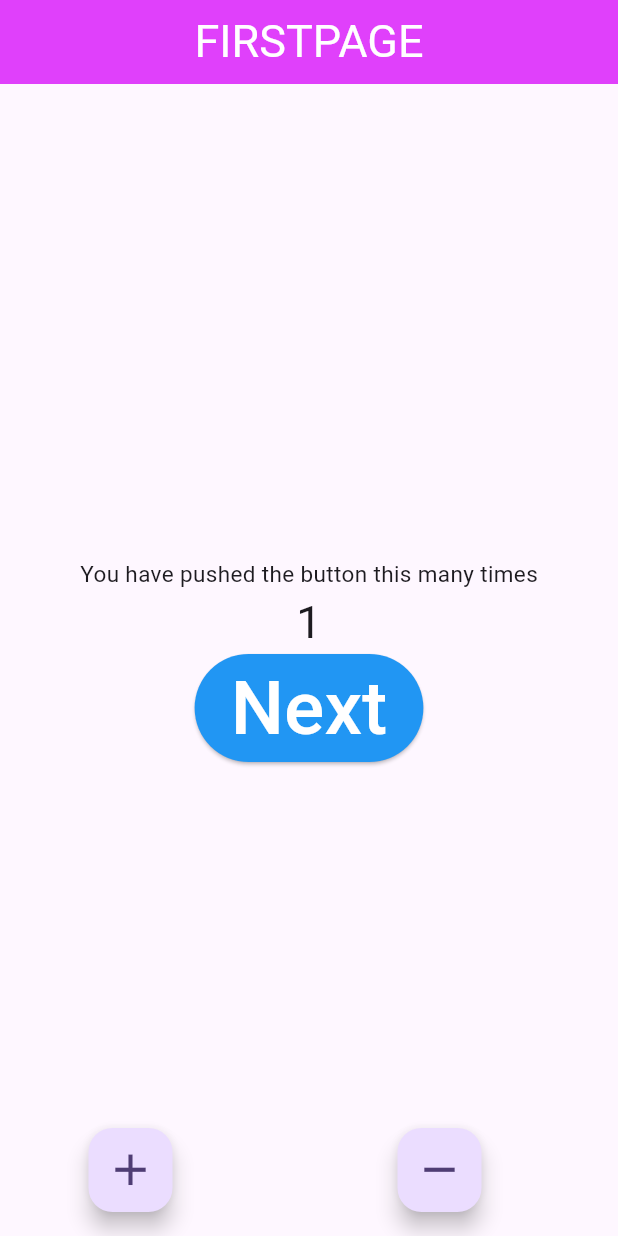
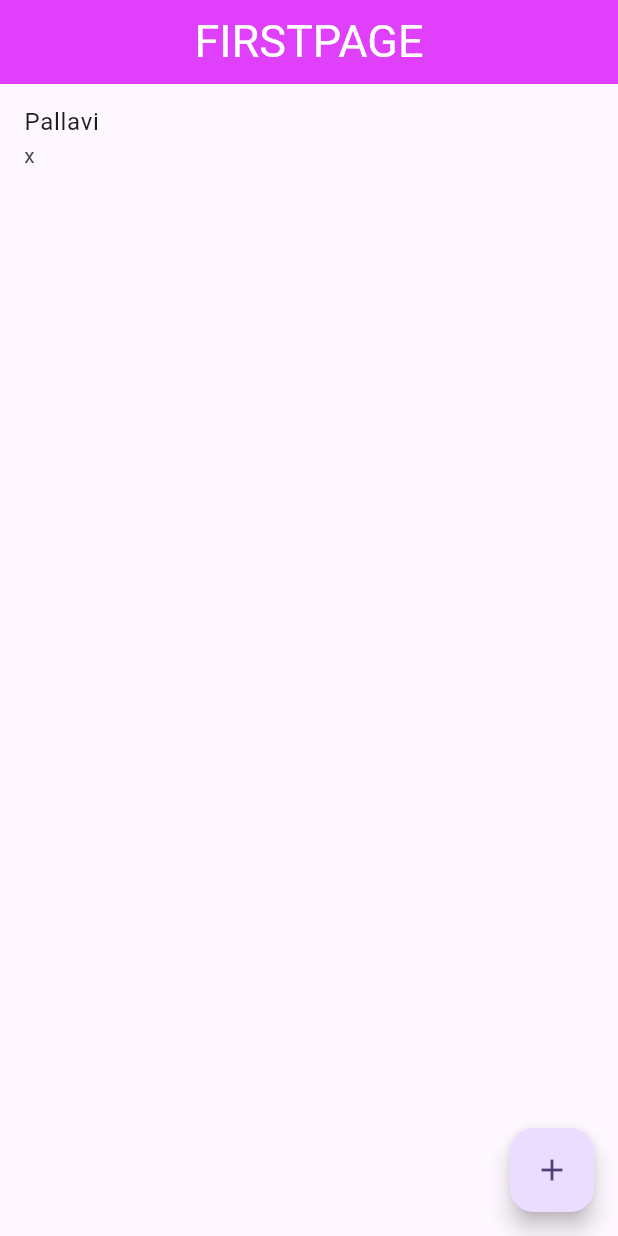
Before and after one commit to pallavipatil1998/ProviderStatemanagement, a Flutter app: the screen it shows after launch, after a tap on the "add" icon, on a phone screen of 412 x 824 dp. Run offline on Flutter 3.47's test engine with Material 3 defaults, Android fonts, the phone set to English and light mode, and no system bars.

Commit message:
add map<String,dynamic> data using ListProvider

```diff
--- a/lib/first_page.dart
+++ b/lib/first_page.dart
@@ -1,6 +1,7 @@
 import 'package:flutter/material.dart';
 import 'package:provider/provider.dart';
 import 'package:statemanagement_provider/counter_provider.dart';
+import 'package:statemanagement_provider/list_provider.dart';
 import 'package:statemanagement_provider/second_page.dart';
 
 class FirstPage extends StatelessWidget {
@@ -8,48 +9,41 @@ class FirstPage extends StatelessWidget {
 
   @override
   Widget build(BuildContext context) {
+    print("home buid ");
     return Scaffold(
       appBar: AppBar(title: Center(child: Text("FIRSTPAGE",style: TextStyle(fontSize: 30,color: Colors.white),)),backgroundColor: Colors.purpleAccent,),
-      body: Center(
-        child: Column(
-          mainAxisAlignment: MainAxisAlignment.center,
-          children: [
-            Text("You have pushed the button this many times",style: TextStyle(fontSize: 15),),
-            // Text("${Provider.of<CounterProvider>(context).getcount()}",style: TextStyle(fontSize: 40),),
-            Text("${context.watch<CounterProvider>().getcount()}",style: TextStyle(fontSize: 30),),
+      body: Consumer<ListProvider>(
+          builder:(_,Provider,___){
+            List<Map<String,dynamic>> data=  Provider.getListData();
+            return ListView.builder(
+              itemCount: data.length,
+                itemBuilder: (ctx ,index){
+                return InkWell(
+                    onTap: (){},
+                    child: ListTile(
+                      title: Text("${data[index]["Name"]}"),
+                      subtitle: Text("${data[index]["Class"]}"),
+                    ),
+                  );
+                }
+            );
+          }
+      ),
 
-            ElevatedButton(
-              style: ElevatedButton.styleFrom(backgroundColor: Colors.blue),
-                onPressed: (){
-                Navigator.push(context, MaterialPageRoute(builder: (context) => SecondPage(),));
-                },
-                child: Text("Next",style: TextStyle(fontSize: 50,color: Colors.white),)
-            )
 
-          ],
-        ),
-      ),
-      floatingActionButton: Row(
-        mainAxisAlignment: MainAxisAlignment.spaceAround,
-        children: [
-          FloatingActionButton(
-            onPressed: (){
-              // Provider.of<CounterProvider>(context,listen: false).increment();
-              context.read<CounterProvider>().increment();
-            },
-            child: Icon(Icons.add,size: 35,),
-            tooltip: "Increment",
-          ),
-          FloatingActionButton(
-            onPressed: (){
-              // Provider.of<CounterProvider>(context,listen: false).decrement();
-              context.read<CounterProvider>().decrement();
-            },
-            child: Icon(Icons.remove,size: 35,),
-            tooltip: "Decrement",
-          ),
-        ],
-      ),
+
+
+
+      floatingActionButton: FloatingActionButton(
+          onPressed: (){
+            Map<String,dynamic> newData={
+              "Name": "Pallavi",
+              "Class": "x"
+            };
+            context.read<ListProvider>().addListData(newData);
+          },
+        child: Icon(Icons.add),
+      )
     );
 
   }
--- /dev/null
+++ b/lib/list_provider.dart
@@ -0,0 +1,30 @@
+import 'package:flutter/material.dart';
+
+class ListProvider extends ChangeNotifier{
+  List<Map<String,dynamic>> _listData=[];
+
+  addListData(Map<String,dynamic> dataToBeAdded){
+    _listData.add(dataToBeAdded);
+    notifyListeners();
+  }
+
+  updateListData(Map<String,dynamic> dataToBeUpdated, int index){
+    _listData[index]=dataToBeUpdated;
+    notifyListeners();
+  }
+
+  deleteListData(index){
+    _listData.removeAt(index);
+    notifyListeners();
+  }
+
+  List<Map<String,dynamic>> getListData(){
+    return _listData;
+  }
+
+
+ /* removeDataMap(Map<String,dynamic> dataToBeDeleted){
+    _listData.removeWhere((element)=>element==dataToBeDeleted);
+    notifyListeners();
+  }*/
+}
--- a/lib/main.dart
+++ b/lib/main.dart
@@ -3,13 +3,18 @@ import 'package:flutter/material.dart';
 import 'package:provider/provider.dart';
 import 'package:statemanagement_provider/counter_provider.dart';
 import 'package:statemanagement_provider/first_page.dart';
+import 'package:statemanagement_provider/list_provider.dart';
 
 void main() {
   runApp(
-      ChangeNotifierProvider(
-          create:(context)=>CounterProvider(),
-        child: MyApp(),
-      ));
+    MultiProvider(
+        providers: [
+          ChangeNotifierProvider(create: (context) => CounterProvider(),),
+          ChangeNotifierProvider(create: (context) => ListProvider(),),
+        ],
+      child: MyApp(),
+    )
+      );
 }
 
 class MyApp extends StatelessWidget {
```
